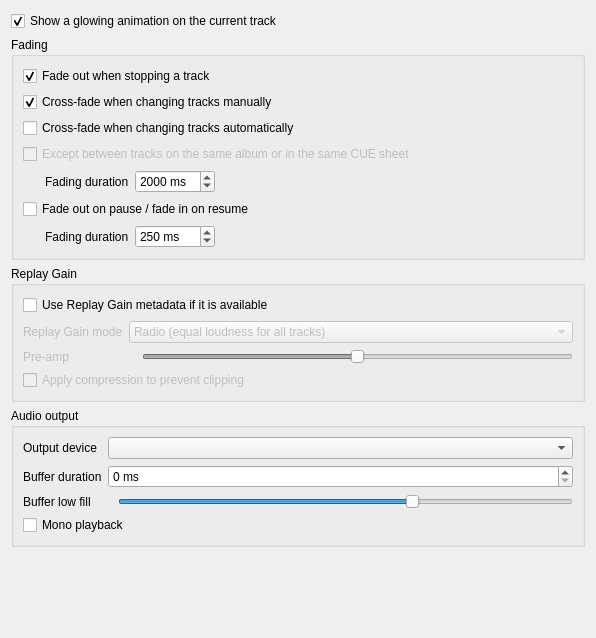
This is src/ui/playbacksettingspage.ui in clementine-player/Clementine as Qt 5 draws it before an edit. The edited form follows.
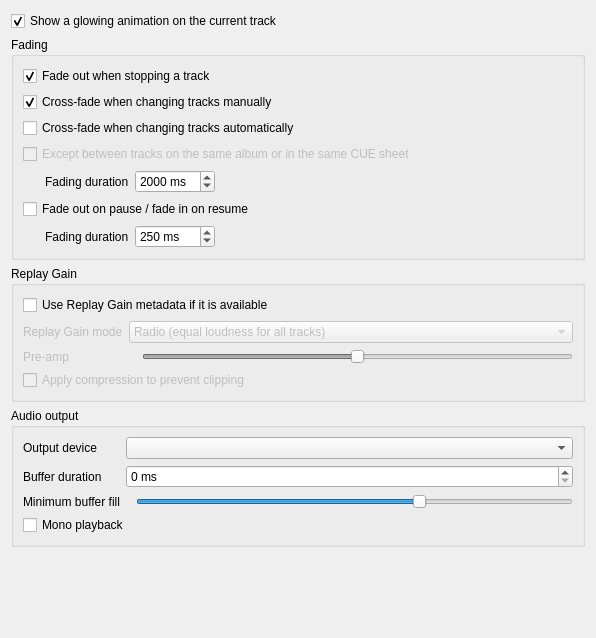
This is the edited form. Custom widgets are drawn as their Qt base class.

Commit message: Make the "buffer low fill" string a bit more understandable

```diff
--- a/src/ui/playbacksettingspage.ui
+++ b/src/ui/playbacksettingspage.ui
@@ -296,7 +296,7 @@
       <item row="2" column="0">
        <widget class="QLabel" name="buffer_min_fill_label">
         <property name="text">
-         <string>Buffer low fill</string>
+         <string>Minimum buffer fill</string>
         </property>
        </widget>
       </item>
```
